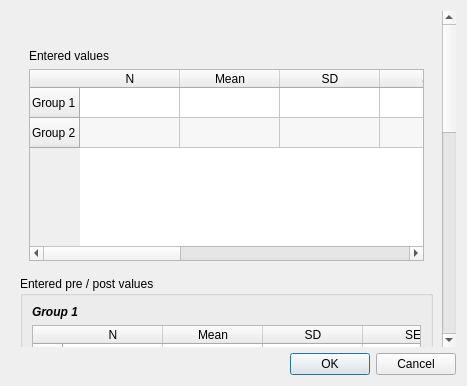
Old version of the form src/rc_metastudio/forms/continuous_data_dialog.ui in the repository AliSalman-et-al/rc-metastudio.
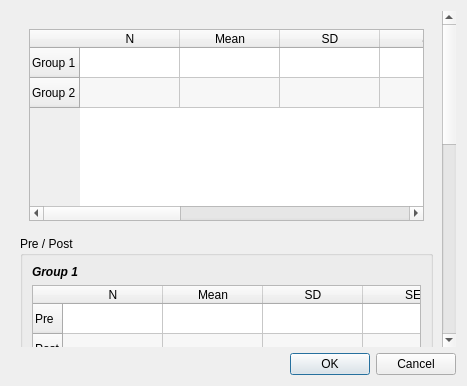
New version of the form. Icons and pictures are not drawn.

Patch:
```diff
--- a/src/rc_metastudio/forms/continuous_data_dialog.ui
+++ b/src/rc_metastudio/forms/continuous_data_dialog.ui
@@ -15,11 +15,9 @@
      <widget class="QWidget" name="content_widget">
       <property name="geometry"><rect><x>0</x><y>0</y><width>0</width><height>0</height></rect></property>
       <layout class="QVBoxLayout" name="content_layout">
-       <item><widget class="QLabel" name="study_context_label"><property name="accessibleName"><string>Study editing context</string></property><property name="wordWrap"><bool>true</bool></property><property name="text"><string/></property></widget></item>
        <item>
         <widget class="QWidget" name="simple_group">
          <layout class="QVBoxLayout" name="simple_layout">
-          <item><widget class="QLabel" name="entered_values_heading"><property name="accessibleName"><string>Entered values</string></property><property name="text"><string>Entered values</string></property></widget></item>
           <item><widget class="QTableWidget" name="simple_table">
            <property name="accessibleName"><string>Continuous group summary data</string></property><property name="accessibleDescription"><string>Enter sample size, mean, and dispersion values for each group.</string></property>
            <property name="sizePolicy"><sizepolicy hsizetype="Expanding" vsizetype="Fixed"><horstretch>1</horstretch><verstretch>0</verstretch></sizepolicy></property>
@@ -35,7 +33,7 @@
        </item>
        <item>
         <widget class="QGroupBox" name="pre_post_group_box">
-         <property name="title"><string>Entered pre / post values</string></property>
+         <property name="title"><string>Pre / Post</string></property>
          <layout class="QVBoxLayout" name="pre_post_layout">
           <item><widget class="QLabel" name="group_one_label"><property name="text"><string>Group 1</string></property><property name="font"><font><weight>75</weight><italic>true</italic><bold>true</bold></font></property></widget></item>
           <item><widget class="QTableWidget" name="g1_pre_post_table">
@@ -63,8 +61,7 @@
          </layout>
         </widget>
        </item>
-       <item><layout class="QHBoxLayout" name="calculator_actions_layout"><item><widget class="QPushButton" name="clear_button"><property name="text"><string>Clear Form</string></property></widget></item><item><spacer name="actions_spacer"><property name="orientation"><enum>Qt::Horizontal</enum></property><property name="sizeHint" stdset="0"><size><width>40</width><height>20</height></size></property></spacer></item><item><widget class="QPushButton" name="back_calculate_button"><property name="enabled"><bool>false</bool></property><property name="accessibleName"><string>Preview calculated values</string></property><property name="accessibleDescription"><string>Preview sample sizes, means, and standard deviations reconstructed from the entered effect estimate and confidence interval.</string></property><property name="text"><string>Preview calculated values</string></property></widget></item></layout></item>
-       <item><widget class="QGroupBox" name="calculated_values_group"><property name="title"><string>Calculated values</string></property><layout class="QVBoxLayout" name="calculated_values_layout"><item><widget class="QLabel" name="calculated_values_label"><property name="accessibleName"><string>Calculated values preview</string></property><property name="wordWrap"><bool>true</bool></property><property name="text"><string/></property></widget></item></layout></widget></item>
+       <item><layout class="QHBoxLayout" name="calculator_actions_layout"><item><widget class="QPushButton" name="clear_button"><property name="text"><string>Clear Form</string></property></widget></item><item><spacer name="actions_spacer"><property name="orientation"><enum>Qt::Horizontal</enum></property><property name="sizeHint" stdset="0"><size><width>40</width><height>20</height></size></property></spacer></item><item><widget class="QPushButton" name="back_calculate_button"><property name="enabled"><bool>false</bool></property><property name="text"><string>Back-Calculate Table</string></property></widget></item></layout></item>
       </layout>
      </widget>
     </widget>
```
